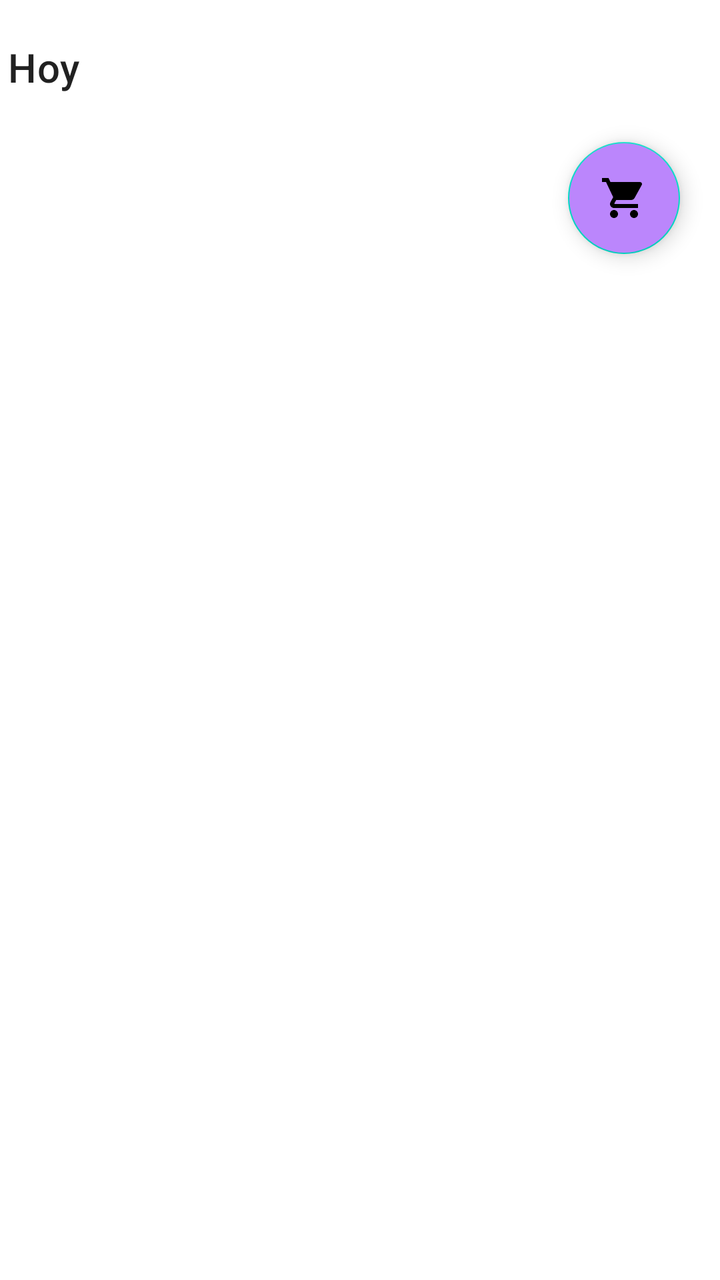
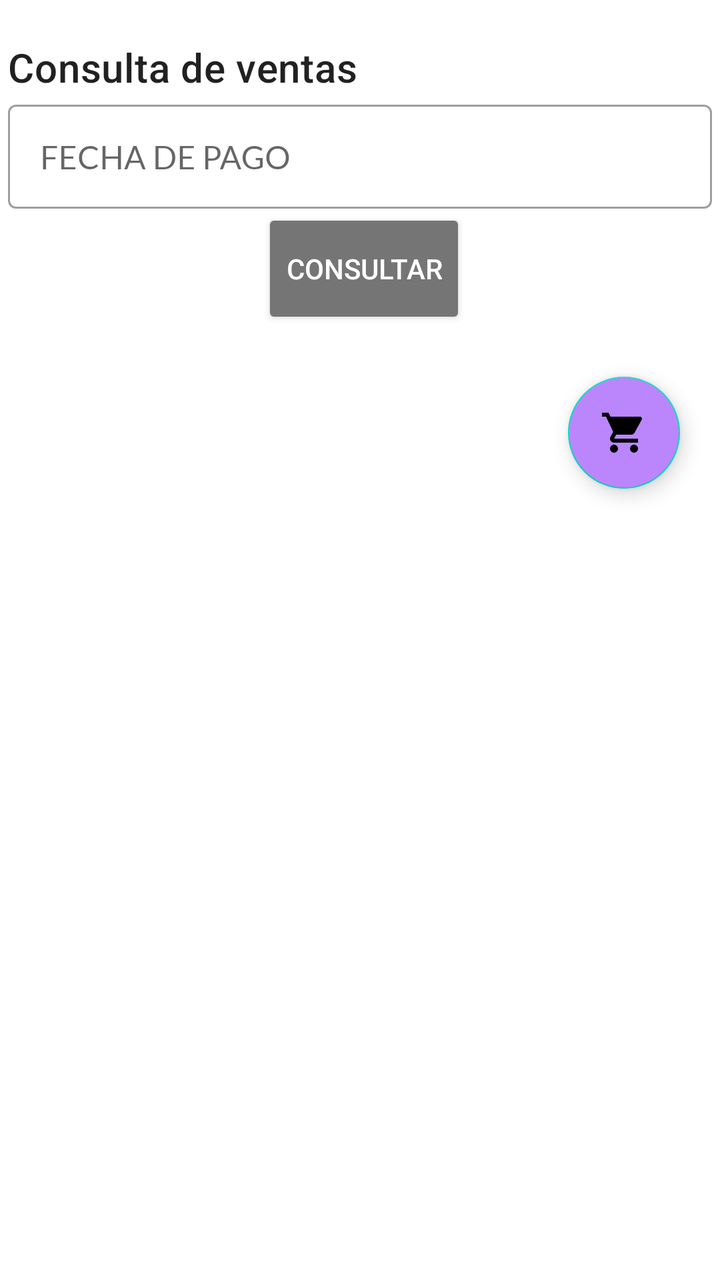

Two renders of the same Android screen: before a commit and after it. Below are the layout's source before the change and the commit's diff.
<!-- AndroidManifest.xml: fallback theme Theme.MaterialComponents.DayNight.NoActionBar -->
<!-- res/layout/fragment_order_placed.xml -->
<?xml version="1.0" encoding="utf-8"?>
<FrameLayout
    xmlns:android="http://schemas.android.com/apk/res/android"
    xmlns:app="http://schemas.android.com/apk/res-auto"
    xmlns:tools="http://schemas.android.com/tools"
    android:layout_width="match_parent"
    android:layout_height="match_parent"
    tools:context=".fragments.OrderPlacedFragment">

    <ScrollView
        android:layout_width="match_parent"
        android:layout_height="match_parent">

        <androidx.constraintlayout.widget.ConstraintLayout
            android:layout_width="match_parent"
            android:layout_height="wrap_content"
            android:layout_margin="4dp">

            <TextView
                android:id="@+id/textViewOrderPlaced1"
                style="@style/TextAppearance.MaterialComponents.Headline6"
                android:layout_width="match_parent"
                android:layout_height="wrap_content"
                android:layout_marginTop="16dp"
                android:text="Hoy"
                app:layout_constraintEnd_toEndOf="parent"
                app:layout_constraintStart_toStartOf="parent"
                app:layout_constraintTop_toTopOf="parent" />

            <androidx.recyclerview.widget.RecyclerView
                android:id="@+id/recyclerViewOrderPlaced"
                android:layout_width="match_parent"
                android:layout_height="wrap_content"
                android:layout_marginTop="8dp"
                app:layout_constraintEnd_toEndOf="parent"
                app:layout_constraintStart_toStartOf="parent"
                app:layout_constraintTop_toBottomOf="@+id/textViewOrderPlaced1" />

            <com.google.android.material.floatingactionbutton.FloatingActionButton
                android:id="@+id/floatingActionButtonNewDispatch"
                android:layout_width="wrap_content"
                android:layout_height="wrap_content"
                android:layout_margin="16dp"
                android:backgroundTint="@color/purple_200"
                android:clickable="true"
                android:focusable="true"
                android:src="@drawable/ic_baseline_shopping_cart_24"
                android:tint="@color/white"
                app:layout_constraintBottom_toBottomOf="parent"
                app:layout_constraintEnd_toEndOf="parent"
                app:layout_constraintTop_toBottomOf="@+id/recyclerViewOrderPlaced" />

        </androidx.constraintlayout.widget.ConstraintLayout>


    </ScrollView>


</FrameLayout>
<!-- resources referenced by this layout -->
<resources>
  <color name="purple_200">#FFBB86FC</color>
  <color name="white">#FFFFFFFF</color>
  <!-- drawable ic_baseline_shopping_cart_24 (drawable) -->
  <vector xmlns:android="http://schemas.android.com/apk/res/android"
      android:width="24dp"
      android:height="24dp"
      android:viewportWidth="24"
      android:viewportHeight="24"
      android:tint="@color/white">
    <path
        android:fillColor="@android:color/white"
        android:pathData="M7,18c-1.1,0 -1.99,0.9 -1.99,2S5.9,22 7,22s2,-0.9 2,-2 -0.9,-2 -2,-2zM1,2v2h2l3.6,7.59 -1.35,2.45c-0.16,0.28 -0.25,0.61 -0.25,0.96 0,1.1 0.9,2 2,2h12v-2L7.42,15c-0.14,0 -0.25,-0.11 -0.25,-0.25l0.03,-0.12 0.9,-1.63h7.45c0.75,0 1.41,-0.41 1.75,-1.03l3.58,-6.49c0.08,-0.14 0.12,-0.31 0.12,-0.48 0,-0.55 -0.45,-1 -1,-1L5.21,4l-0.94,-2L1,2zM17,18c-1.1,0 -1.99,0.9 -1.99,2s0.89,2 1.99,2 2,-0.9 2,-2 -0.9,-2 -2,-2z"/>
  </vector>
</resources>

<!-- the commit's change to res/layout/fragment_order_placed.xml (unified diff, before → after) -->
@@ -22,10 +22,51 @@
                 android:layout_width="match_parent"
                 android:layout_height="wrap_content"
                 android:layout_marginTop="16dp"
-                android:text="Hoy"
+                android:text="Consulta de ventas"
                 app:layout_constraintEnd_toEndOf="parent"
                 app:layout_constraintStart_toStartOf="parent"
                 app:layout_constraintTop_toTopOf="parent" />
+
+            <com.google.android.material.textfield.TextInputLayout
+                android:id="@+id/textInputLayoutSearchDate"
+                style="@style/Widget.MaterialComponents.TextInputLayout.OutlinedBox"
+                android:layout_width="0dp"
+                android:layout_height="wrap_content"
+                android:hint="FECHA DE PAGO"
+                app:endIconMode="clear_text"
+                app:layout_constraintEnd_toEndOf="parent"
+                app:layout_constraintStart_toStartOf="parent"
+                app:layout_constraintTop_toBottomOf="@+id/textViewOrderPlaced1">
+
+                <com.google.android.material.textfield.TextInputEditText
+                    android:id="@+id/editTextSearchDate"
+                    android:layout_width="match_parent"
+                    android:layout_height="wrap_content"
+                    android:clickable="false"
+                    android:focusable="false"
+                    android:fontFamily="@font/lato"
+                    android:inputType="date" />
+            </com.google.android.material.textfield.TextInputLayout>
+
+
+            <Button
+                android:id="@+id/btnSearch"
+                android:layout_width="wrap_content"
+                android:layout_height="60dp"
+                android:layout_marginStart="4dp"
+                android:backgroundTint="@color/gray_700"
+                android:text="Consultar"
+                android:textColor="@color/white"
+                app:icon="@drawable/ic_baseline_search_24"
+                app:iconGravity="textStart"
+                app:iconPadding="0dp"
+                app:iconTint="@color/white"
+                app:layout_constraintEnd_toEndOf="parent"
+                app:layout_constraintStart_toStartOf="parent"
+                app:layout_constraintTop_toBottomOf="@+id/textInputLayoutSearchDate" />
+
+
+
 
             <androidx.recyclerview.widget.RecyclerView
                 android:id="@+id/recyclerViewOrderPlaced"
@@ -34,7 +75,7 @@
                 android:layout_marginTop="8dp"
                 app:layout_constraintEnd_toEndOf="parent"
                 app:layout_constraintStart_toStartOf="parent"
-                app:layout_constraintTop_toBottomOf="@+id/textViewOrderPlaced1" />
+                app:layout_constraintTop_toBottomOf="@+id/btnSearch" />
 
             <com.google.android.material.floatingactionbutton.FloatingActionButton
                 android:id="@+id/floatingActionButtonNewDispatch"
<!-- resource entries referenced after the edit -->
@@ -1,7 +1,19 @@
 <!-- resources referenced by this layout -->
 <resources>
+  <color name="gray_700">#757575</color>
   <color name="purple_200">#FFBB86FC</color>
   <color name="white">#FFFFFFFF</color>
+  <!-- drawable ic_baseline_search_24 (drawable) -->
+  <vector xmlns:android="http://schemas.android.com/apk/res/android"
+      android:width="24dp"
+      android:height="24dp"
+      android:viewportWidth="24"
+      android:viewportHeight="24"
+      android:tint="?attr/colorControlNormal">
+    <path
+        android:fillColor="@android:color/white"
+        android:pathData="M15.5,14h-0.79l-0.28,-0.27C15.41,12.59 16,11.11 16,9.5 16,5.91 13.09,3 9.5,3S3,5.91 3,9.5 5.91,16 9.5,16c1.61,0 3.09,-0.59 4.23,-1.57l0.27,0.28v0.79l5,4.99L20.49,19l-4.99,-5zM9.5,14C7.01,14 5,11.99 5,9.5S7.01,5 9.5,5 14,7.01 14,9.5 11.99,14 9.5,14z"/>
+  </vector>
   <!-- drawable ic_baseline_shopping_cart_24 (drawable) -->
   <vector xmlns:android="http://schemas.android.com/apk/res/android"
       android:width="24dp"
